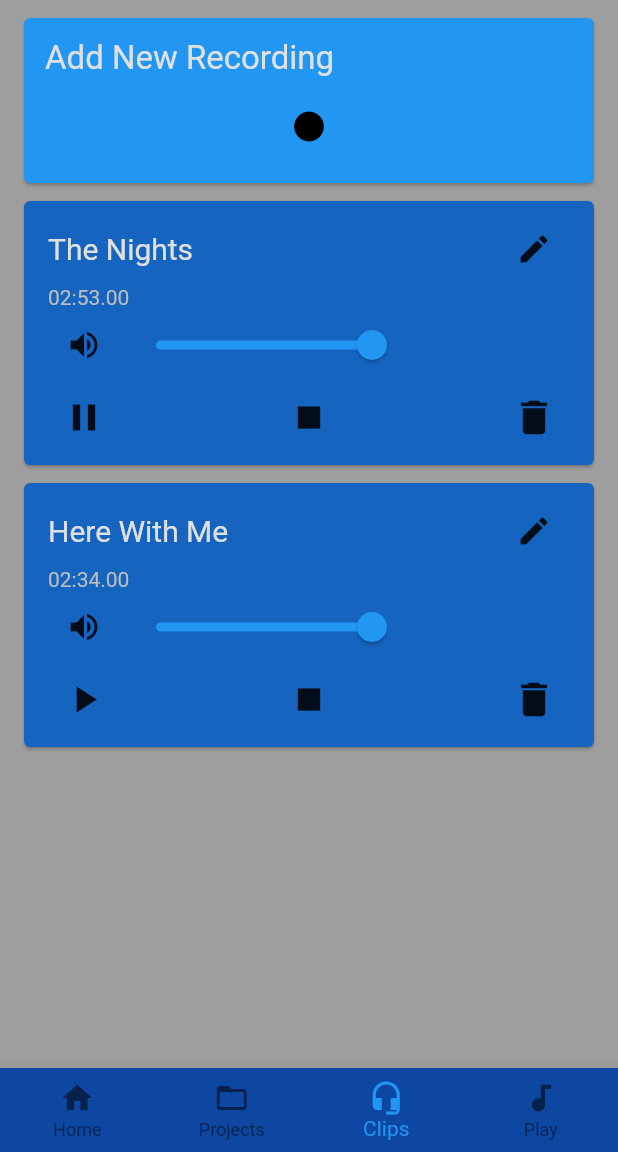
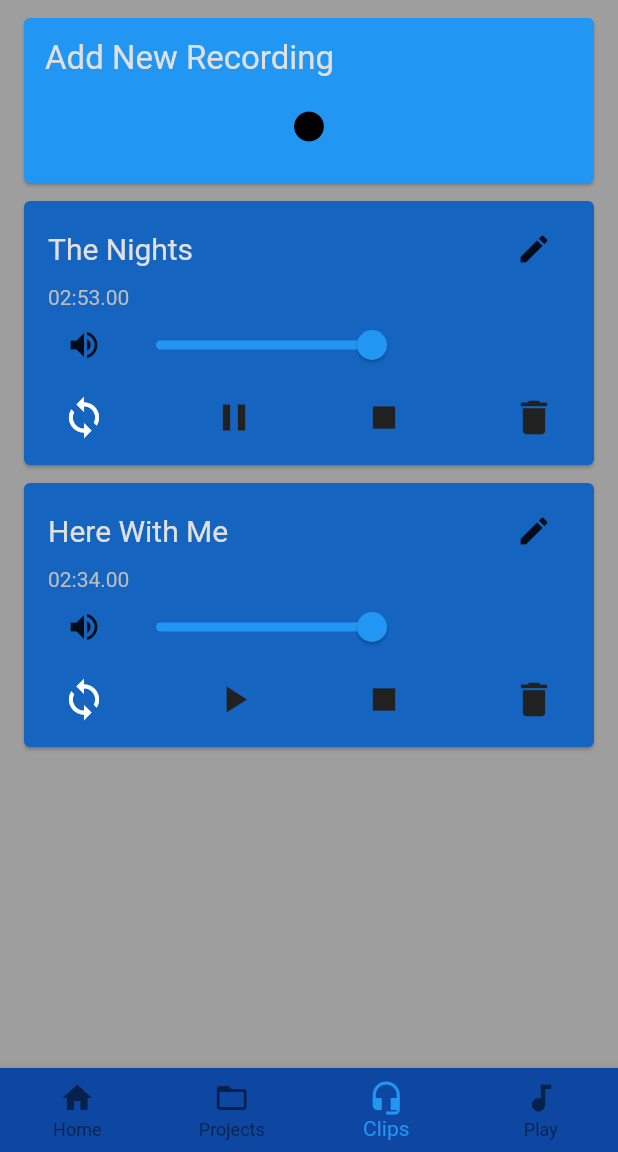
Before and after one commit to tice-k/looper, a Flutter app: the screen it shows after launch, item 3 of the bottom bar chosen, after a tap on the "play arrow" icon, on a phone screen of 412 x 824 dp, the part 84-1236 px from its top. Run offline on Flutter 3.47's test engine with Material 2 defaults, Android fonts, the phone set to English and light mode, and no system bars; our stand-ins replace audioplayers; missing offline and left inert: app_settings, audio_recorder.

Commit message:
add loop function

```diff
--- a/lib/helpers/rec_card.dart
+++ b/lib/helpers/rec_card.dart
@@ -9,6 +9,7 @@ class RecordingCard extends StatelessWidget {
   final Function delete;
   final Function editName;
   final Function volumeChange;
+  final Function loopToggle;
 
   RecordingCard({
     this.rec,
@@ -18,6 +19,7 @@ class RecordingCard extends StatelessWidget {
     this.delete,
     this.editName,
     this.volumeChange,
+    this.loopToggle,
   });
 
   @override
@@ -87,19 +89,28 @@ class RecordingCard extends StatelessWidget {
               mainAxisAlignment: MainAxisAlignment.spaceBetween,
               children: <Widget>[
                 IconButton(
+                  onPressed: loopToggle,
+                  icon: Icon(Icons.loop),
+                  iconSize: 30.0,
+                  color: rec.loop ? Colors.white : Colors.grey[900],
+                ),
+                IconButton(
                   onPressed: rec.isPlaying ? pause : play,
                   icon: Icon(rec.isPlaying ? Icons.pause : Icons.play_arrow),
                   iconSize: 30.0,
+                  color: Colors.grey[900],
                 ),
                 IconButton(
                   onPressed: stop,
                   icon: Icon(Icons.stop),
                   iconSize: 30.0,
+                  color: Colors.grey[900],
                 ),
                 IconButton(
                   onPressed: delete,
                   icon: Icon(Icons.delete),
                   iconSize: 30.0,
+                  color: Colors.grey[900],
                 ),
               ],
             ),
--- a/lib/helpers/rec_info.dart
+++ b/lib/helpers/rec_info.dart
@@ -9,6 +9,7 @@ class Clip {
   double volumeOnUnMute = 1.0;
   bool isMuted = false;
   bool isPlaying = false;
+  bool loop = true;
 
   Clip({
     this.recordingName = 'Untitled',
--- a/lib/pages/record.dart
+++ b/lib/pages/record.dart
@@ -95,6 +95,7 @@ class _RecorderState extends State<Recorder> {
                     if (clips[index].audioPlayerID == null) {
                       if (clips[index].isLocal) {
                         AudioPlayer ap = AudioPlayer();
+                        ap.setReleaseMode(ReleaseMode.LOOP);
                         ap.onPlayerCompletion.listen((event) {
                           ap.release();
                           setState(() {
@@ -113,6 +114,7 @@ class _RecorderState extends State<Recorder> {
                           volume: clips[index].volume,
                         );
                         clips[index].setPlayerID(ap.playerId);
+                        ap.setReleaseMode(ReleaseMode.LOOP);
                         ap.onPlayerCompletion.listen((event) {
                           setState(() {
                             clips[index].isPlaying = false;
@@ -183,6 +185,15 @@ class _RecorderState extends State<Recorder> {
                       }
                     });
                   },
+                  loopToggle: () {
+                    if(clips[index].loop)
+                      AudioPlayer(playerId: clips[index].audioPlayerID).setReleaseMode(ReleaseMode.RELEASE);
+                    else
+                      AudioPlayer(playerId: clips[index].audioPlayerID).setReleaseMode(ReleaseMode.LOOP);
+                    setState(() {
+                      clips[index].loop = !clips[index].loop;
+                    });
+                  },
                 );
               },
             ),
```
